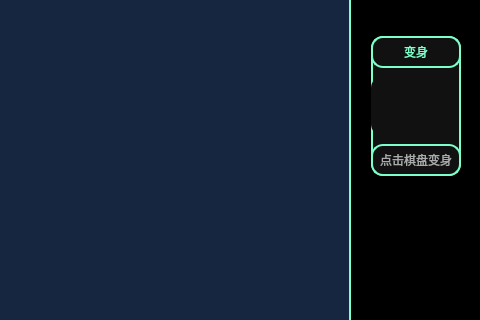
This is mode_3.ui in X-Hbin/game_xxl as Qt 5 draws it before an edit; both pictures show x 179 to 659 and y 114 to 434 of the 659 by 600 pixel window. The edited form follows.
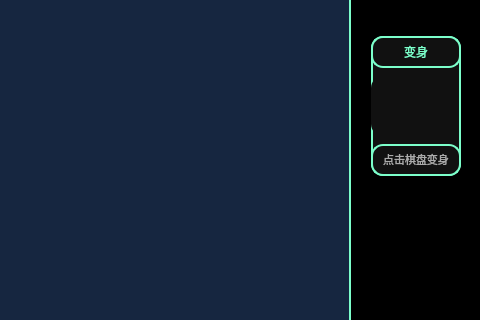
This is the edited form.

```diff
--- a/mode_3.ui
+++ b/mode_3.ui
@@ -154,7 +154,7 @@
        <string notr="true">color:#aaa;font:10pt 'Microsoft YaHei';</string>
       </property>
       <property name="text">
-       <string>点击棋盘变身</string>
+       <string>&lt;html&gt;&lt;head/&gt;&lt;body&gt;&lt;p&gt;&lt;span style=&quot; font-size:8pt;&quot;&gt;点击棋盘变身&lt;/span&gt;&lt;/p&gt;&lt;/body&gt;&lt;/html&gt;</string>
       </property>
       <property name="alignment">
        <set>Qt::AlignCenter</set>
```
Left out of the diff: 10 changed lines with no effect on the pictures.
